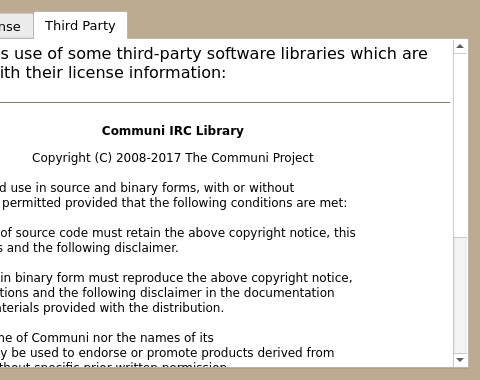
Mudlet/Mudlet, file src/ui/about_dialog.ui: the form before one commit; both pictures show x 446 to 926 and y 0 to 380 of the 926 by 380 pixel window.
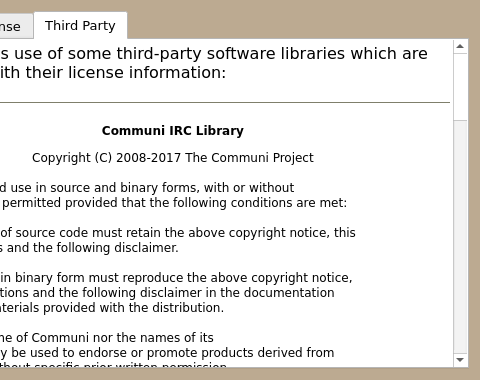
The form after the commit. The open tabs and pages were chosen to show the change. Icons and pictures are not drawn.

Commit message: Add Ubuntu Mono font licence

What changed in the file:
```diff
--- a/src/ui/about_dialog.ui
+++ b/src/ui/about_dialog.ui
@@ -977,7 +977,103 @@
 &lt;p style=&quot; margin-top:0px; margin-bottom:0px; margin-left:0px; margin-right:0px; -qt-block-indent:0; text-indent:0px;&quot;&gt;&lt;span style=&quot; font-size:9pt;&quot;&gt;CAUSED AND ON ANY THEORY OF LIABILITY, WHETHER IN CONTRACT, STRICT LIABILITY,&lt;/span&gt;&lt;/p&gt;
 &lt;p style=&quot; margin-top:0px; margin-bottom:0px; margin-left:0px; margin-right:0px; -qt-block-indent:0; text-indent:0px;&quot;&gt;&lt;span style=&quot; font-size:9pt;&quot;&gt;OR TORT (INCLUDING NEGLIGENCE OR OTHERWISE) ARISING IN ANY WAY OUT OF THE USE&lt;/span&gt;&lt;/p&gt;
 &lt;p style=&quot; margin-top:0px; margin-bottom:0px; margin-left:0px; margin-right:0px; -qt-block-indent:0; text-indent:0px;&quot;&gt;&lt;span style=&quot; font-size:9pt;&quot;&gt;OF THIS SOFTWARE, EVEN IF ADVISED OF THE POSSIBILITY OF SUCH DAMAGE.&lt;/span&gt;&lt;/p&gt;
-&lt;p style=&quot;-qt-paragraph-type:empty; margin-top:0px; margin-bottom:0px; margin-left:0px; margin-right:0px; -qt-block-indent:0; text-indent:0px; font-size:9pt;&quot;&gt;&lt;br /&gt;&lt;/p&gt;&lt;/td&gt;&lt;/tr&gt;&lt;/table&gt;&lt;/body&gt;&lt;/html&gt;</string>
+&lt;p style=&quot;-qt-paragraph-type:empty; margin-top:0px; margin-bottom:0px; margin-left:0px; margin-right:0px; -qt-block-indent:0; text-indent:0px; font-size:9pt;&quot;&gt;&lt;br /&gt;&lt;/p&gt;
+&lt;p align=&quot;center&quot; style=&quot; margin-top:0px; margin-bottom:0px; margin-left:0px; margin-right:0px; -qt-block-indent:0; text-indent:0px;&quot;&gt;&lt;span style=&quot; font-size:9pt;&quot;&gt;-------------------------------&lt;/span&gt;&lt;/p&gt;
+&lt;p align=&quot;center&quot; style=&quot; margin-top:0px; margin-bottom:0px; margin-left:0px; margin-right:0px; -qt-block-indent:0; text-indent:0px;&quot;&gt;&lt;span style=&quot; font-size:9pt; font-weight:600;&quot;&gt;UBUNTU FONT LICENCE Version 1.0&lt;/span&gt;&lt;/p&gt;
+&lt;p align=&quot;center&quot; style=&quot; margin-top:0px; margin-bottom:0px; margin-left:0px; margin-right:0px; -qt-block-indent:0; text-indent:0px;&quot;&gt;&lt;span style=&quot; font-size:9pt;&quot;&gt;-------------------------------&lt;/span&gt;&lt;/p&gt;
+&lt;p style=&quot;-qt-paragraph-type:empty; margin-top:0px; margin-bottom:0px; margin-left:0px; margin-right:0px; -qt-block-indent:0; text-indent:0px; font-size:9pt;&quot;&gt;&lt;br /&gt;&lt;/p&gt;
+&lt;p style=&quot; margin-top:0px; margin-bottom:0px; margin-left:0px; margin-right:0px; -qt-block-indent:0; text-indent:0px;&quot;&gt;&lt;span style=&quot; font-size:9pt;&quot;&gt;PREAMBLE&lt;/span&gt;&lt;/p&gt;
+&lt;p style=&quot; margin-top:0px; margin-bottom:0px; margin-left:0px; margin-right:0px; -qt-block-indent:0; text-indent:0px;&quot;&gt;&lt;span style=&quot; font-size:9pt;&quot;&gt;This licence allows the licensed fonts to be used, studied, modified and&lt;/span&gt;&lt;/p&gt;
+&lt;p style=&quot; margin-top:0px; margin-bottom:0px; margin-left:0px; margin-right:0px; -qt-block-indent:0; text-indent:0px;&quot;&gt;&lt;span style=&quot; font-size:9pt;&quot;&gt;redistributed freely. The fonts, including any derivative works, can be&lt;/span&gt;&lt;/p&gt;
+&lt;p style=&quot; margin-top:0px; margin-bottom:0px; margin-left:0px; margin-right:0px; -qt-block-indent:0; text-indent:0px;&quot;&gt;&lt;span style=&quot; font-size:9pt;&quot;&gt;bundled, embedded, and redistributed provided the terms of this licence&lt;/span&gt;&lt;/p&gt;
+&lt;p style=&quot; margin-top:0px; margin-bottom:0px; margin-left:0px; margin-right:0px; -qt-block-indent:0; text-indent:0px;&quot;&gt;&lt;span style=&quot; font-size:9pt;&quot;&gt;are met. The fonts and derivatives, however, cannot be released under&lt;/span&gt;&lt;/p&gt;
+&lt;p style=&quot; margin-top:0px; margin-bottom:0px; margin-left:0px; margin-right:0px; -qt-block-indent:0; text-indent:0px;&quot;&gt;&lt;span style=&quot; font-size:9pt;&quot;&gt;any other licence. The requirement for fonts to remain under this&lt;/span&gt;&lt;/p&gt;
+&lt;p style=&quot; margin-top:0px; margin-bottom:0px; margin-left:0px; margin-right:0px; -qt-block-indent:0; text-indent:0px;&quot;&gt;&lt;span style=&quot; font-size:9pt;&quot;&gt;licence does not require any document created using the fonts or their&lt;/span&gt;&lt;/p&gt;
+&lt;p style=&quot; margin-top:0px; margin-bottom:0px; margin-left:0px; margin-right:0px; -qt-block-indent:0; text-indent:0px;&quot;&gt;&lt;span style=&quot; font-size:9pt;&quot;&gt;derivatives to be published under this licence, as long as the primary&lt;/span&gt;&lt;/p&gt;
+&lt;p style=&quot; margin-top:0px; margin-bottom:0px; margin-left:0px; margin-right:0px; -qt-block-indent:0; text-indent:0px;&quot;&gt;&lt;span style=&quot; font-size:9pt;&quot;&gt;purpose of the document is not to be a vehicle for the distribution of&lt;/span&gt;&lt;/p&gt;
+&lt;p style=&quot; margin-top:0px; margin-bottom:0px; margin-left:0px; margin-right:0px; -qt-block-indent:0; text-indent:0px;&quot;&gt;&lt;span style=&quot; font-size:9pt;&quot;&gt;the fonts.&lt;/span&gt;&lt;/p&gt;
+&lt;p style=&quot;-qt-paragraph-type:empty; margin-top:0px; margin-bottom:0px; margin-left:0px; margin-right:0px; -qt-block-indent:0; text-indent:0px; font-size:9pt;&quot;&gt;&lt;br /&gt;&lt;/p&gt;
+&lt;p style=&quot; margin-top:0px; margin-bottom:0px; margin-left:0px; margin-right:0px; -qt-block-indent:0; text-indent:0px;&quot;&gt;&lt;span style=&quot; font-size:9pt;&quot;&gt;DEFINITIONS&lt;/span&gt;&lt;/p&gt;
+&lt;p style=&quot; margin-top:0px; margin-bottom:0px; margin-left:0px; margin-right:0px; -qt-block-indent:0; text-indent:0px;&quot;&gt;&lt;span style=&quot; font-size:9pt;&quot;&gt;&amp;quot;Font Software&amp;quot; refers to the set of files released by the Copyright&lt;/span&gt;&lt;/p&gt;
+&lt;p style=&quot; margin-top:0px; margin-bottom:0px; margin-left:0px; margin-right:0px; -qt-block-indent:0; text-indent:0px;&quot;&gt;&lt;span style=&quot; font-size:9pt;&quot;&gt;Holder(s) under this licence and clearly marked as such. This may&lt;/span&gt;&lt;/p&gt;
+&lt;p style=&quot; margin-top:0px; margin-bottom:0px; margin-left:0px; margin-right:0px; -qt-block-indent:0; text-indent:0px;&quot;&gt;&lt;span style=&quot; font-size:9pt;&quot;&gt;include source files, build scripts and documentation.&lt;/span&gt;&lt;/p&gt;
+&lt;p style=&quot;-qt-paragraph-type:empty; margin-top:0px; margin-bottom:0px; margin-left:0px; margin-right:0px; -qt-block-indent:0; text-indent:0px; font-size:9pt;&quot;&gt;&lt;br /&gt;&lt;/p&gt;
+&lt;p style=&quot; margin-top:0px; margin-bottom:0px; margin-left:0px; margin-right:0px; -qt-block-indent:0; text-indent:0px;&quot;&gt;&lt;span style=&quot; font-size:9pt;&quot;&gt;&amp;quot;Original Version&amp;quot; refers to the collection of Font Software components&lt;/span&gt;&lt;/p&gt;
+&lt;p style=&quot; margin-top:0px; margin-bottom:0px; margin-left:0px; margin-right:0px; -qt-block-indent:0; text-indent:0px;&quot;&gt;&lt;span style=&quot; font-size:9pt;&quot;&gt;as received under this licence.&lt;/span&gt;&lt;/p&gt;
+&lt;p style=&quot;-qt-paragraph-type:empty; margin-top:0px; margin-bottom:0px; margin-left:0px; margin-right:0px; -qt-block-indent:0; text-indent:0px; font-size:9pt;&quot;&gt;&lt;br /&gt;&lt;/p&gt;
+&lt;p style=&quot; margin-top:0px; margin-bottom:0px; margin-left:0px; margin-right:0px; -qt-block-indent:0; text-indent:0px;&quot;&gt;&lt;span style=&quot; font-size:9pt;&quot;&gt;&amp;quot;Modified Version&amp;quot; refers to any derivative made by adding to, deleting,&lt;/span&gt;&lt;/p&gt;
+&lt;p style=&quot; margin-top:0px; margin-bottom:0px; margin-left:0px; margin-right:0px; -qt-block-indent:0; text-indent:0px;&quot;&gt;&lt;span style=&quot; font-size:9pt;&quot;&gt;or substituting -- in part or in whole -- any of the components of the&lt;/span&gt;&lt;/p&gt;
+&lt;p style=&quot; margin-top:0px; margin-bottom:0px; margin-left:0px; margin-right:0px; -qt-block-indent:0; text-indent:0px;&quot;&gt;&lt;span style=&quot; font-size:9pt;&quot;&gt;Original Version, by changing formats or by porting the Font Software to&lt;/span&gt;&lt;/p&gt;
+&lt;p style=&quot; margin-top:0px; margin-bottom:0px; margin-left:0px; margin-right:0px; -qt-block-indent:0; text-indent:0px;&quot;&gt;&lt;span style=&quot; font-size:9pt;&quot;&gt;a new environment.&lt;/span&gt;&lt;/p&gt;
+&lt;p style=&quot;-qt-paragraph-type:empty; margin-top:0px; margin-bottom:0px; margin-left:0px; margin-right:0px; -qt-block-indent:0; text-indent:0px; font-size:9pt;&quot;&gt;&lt;br /&gt;&lt;/p&gt;
+&lt;p style=&quot; margin-top:0px; margin-bottom:0px; margin-left:0px; margin-right:0px; -qt-block-indent:0; text-indent:0px;&quot;&gt;&lt;span style=&quot; font-size:9pt;&quot;&gt;&amp;quot;Copyright Holder(s)&amp;quot; refers to all individuals and companies who have a&lt;/span&gt;&lt;/p&gt;
+&lt;p style=&quot; margin-top:0px; margin-bottom:0px; margin-left:0px; margin-right:0px; -qt-block-indent:0; text-indent:0px;&quot;&gt;&lt;span style=&quot; font-size:9pt;&quot;&gt;copyright ownership of the Font Software.&lt;/span&gt;&lt;/p&gt;
+&lt;p style=&quot;-qt-paragraph-type:empty; margin-top:0px; margin-bottom:0px; margin-left:0px; margin-right:0px; -qt-block-indent:0; text-indent:0px; font-size:9pt;&quot;&gt;&lt;br /&gt;&lt;/p&gt;
+&lt;p style=&quot; margin-top:0px; margin-bottom:0px; margin-left:0px; margin-right:0px; -qt-block-indent:0; text-indent:0px;&quot;&gt;&lt;span style=&quot; font-size:9pt;&quot;&gt;&amp;quot;Substantially Changed&amp;quot; refers to Modified Versions which can be easily&lt;/span&gt;&lt;/p&gt;
+&lt;p style=&quot; margin-top:0px; margin-bottom:0px; margin-left:0px; margin-right:0px; -qt-block-indent:0; text-indent:0px;&quot;&gt;&lt;span style=&quot; font-size:9pt;&quot;&gt;identified as dissimilar to the Font Software by users of the Font&lt;/span&gt;&lt;/p&gt;
+&lt;p style=&quot; margin-top:0px; margin-bottom:0px; margin-left:0px; margin-right:0px; -qt-block-indent:0; text-indent:0px;&quot;&gt;&lt;span style=&quot; font-size:9pt;&quot;&gt;Software comparing the Original Version with the Modified Version.&lt;/span&gt;&lt;/p&gt;
+&lt;p style=&quot;-qt-paragraph-type:empty; margin-top:0px; margin-bottom:0px; margin-left:0px; margin-right:0px; -qt-block-indent:0; text-indent:0px; font-size:9pt;&quot;&gt;&lt;br /&gt;&lt;/p&gt;
+&lt;p style=&quot; margin-top:0px; margin-bottom:0px; margin-left:0px; margin-right:0px; -qt-block-indent:0; text-indent:0px;&quot;&gt;&lt;span style=&quot; font-size:9pt;&quot;&gt;To &amp;quot;Propagate&amp;quot; a work means to do anything with it that, without&lt;/span&gt;&lt;/p&gt;
+&lt;p style=&quot; margin-top:0px; margin-bottom:0px; margin-left:0px; margin-right:0px; -qt-block-indent:0; text-indent:0px;&quot;&gt;&lt;span style=&quot; font-size:9pt;&quot;&gt;permission, would make you directly or secondarily liable for&lt;/span&gt;&lt;/p&gt;
+&lt;p style=&quot; margin-top:0px; margin-bottom:0px; margin-left:0px; margin-right:0px; -qt-block-indent:0; text-indent:0px;&quot;&gt;&lt;span style=&quot; font-size:9pt;&quot;&gt;infringement under applicable copyright law, except executing it on a&lt;/span&gt;&lt;/p&gt;
+&lt;p style=&quot; margin-top:0px; margin-bottom:0px; margin-left:0px; margin-right:0px; -qt-block-indent:0; text-indent:0px;&quot;&gt;&lt;span style=&quot; font-size:9pt;&quot;&gt;computer or modifying a private copy. Propagation includes copying,&lt;/span&gt;&lt;/p&gt;
+&lt;p style=&quot; margin-top:0px; margin-bottom:0px; margin-left:0px; margin-right:0px; -qt-block-indent:0; text-indent:0px;&quot;&gt;&lt;span style=&quot; font-size:9pt;&quot;&gt;distribution (with or without modification and with or without charging&lt;/span&gt;&lt;/p&gt;
+&lt;p style=&quot; margin-top:0px; margin-bottom:0px; margin-left:0px; margin-right:0px; -qt-block-indent:0; text-indent:0px;&quot;&gt;&lt;span style=&quot; font-size:9pt;&quot;&gt;a redistribution fee), making available to the public, and in some&lt;/span&gt;&lt;/p&gt;
+&lt;p style=&quot; margin-top:0px; margin-bottom:0px; margin-left:0px; margin-right:0px; -qt-block-indent:0; text-indent:0px;&quot;&gt;&lt;span style=&quot; font-size:9pt;&quot;&gt;countries other activities as well.&lt;/span&gt;&lt;/p&gt;
+&lt;p style=&quot;-qt-paragraph-type:empty; margin-top:0px; margin-bottom:0px; margin-left:0px; margin-right:0px; -qt-block-indent:0; text-indent:0px; font-size:9pt;&quot;&gt;&lt;br /&gt;&lt;/p&gt;
+&lt;p style=&quot; margin-top:0px; margin-bottom:0px; margin-left:0px; margin-right:0px; -qt-block-indent:0; text-indent:0px;&quot;&gt;&lt;span style=&quot; font-size:9pt;&quot;&gt;PERMISSION &amp;amp; CONDITIONS&lt;/span&gt;&lt;/p&gt;
+&lt;p style=&quot; margin-top:0px; margin-bottom:0px; margin-left:0px; margin-right:0px; -qt-block-indent:0; text-indent:0px;&quot;&gt;&lt;span style=&quot; font-size:9pt;&quot;&gt;This licence does not grant any rights under trademark law and all such&lt;/span&gt;&lt;/p&gt;
+&lt;p style=&quot; margin-top:0px; margin-bottom:0px; margin-left:0px; margin-right:0px; -qt-block-indent:0; text-indent:0px;&quot;&gt;&lt;span style=&quot; font-size:9pt;&quot;&gt;rights are reserved.&lt;/span&gt;&lt;/p&gt;
+&lt;p style=&quot;-qt-paragraph-type:empty; margin-top:0px; margin-bottom:0px; margin-left:0px; margin-right:0px; -qt-block-indent:0; text-indent:0px; font-size:9pt;&quot;&gt;&lt;br /&gt;&lt;/p&gt;
+&lt;p style=&quot; margin-top:0px; margin-bottom:0px; margin-left:0px; margin-right:0px; -qt-block-indent:0; text-indent:0px;&quot;&gt;&lt;span style=&quot; font-size:9pt;&quot;&gt;Permission is hereby granted, free of charge, to any person obtaining a&lt;/span&gt;&lt;/p&gt;
+&lt;p style=&quot; margin-top:0px; margin-bottom:0px; margin-left:0px; margin-right:0px; -qt-block-indent:0; text-indent:0px;&quot;&gt;&lt;span style=&quot; font-size:9pt;&quot;&gt;copy of the Font Software, to propagate the Font Software, subject to&lt;/span&gt;&lt;/p&gt;
+&lt;p style=&quot; margin-top:0px; margin-bottom:0px; margin-left:0px; margin-right:0px; -qt-block-indent:0; text-indent:0px;&quot;&gt;&lt;span style=&quot; font-size:9pt;&quot;&gt;the below conditions:&lt;/span&gt;&lt;/p&gt;
+&lt;p style=&quot;-qt-paragraph-type:empty; margin-top:0px; margin-bottom:0px; margin-left:0px; margin-right:0px; -qt-block-indent:0; text-indent:0px; font-size:9pt;&quot;&gt;&lt;br /&gt;&lt;/p&gt;
+&lt;p style=&quot; margin-top:0px; margin-bottom:0px; margin-left:0px; margin-right:0px; -qt-block-indent:0; text-indent:0px;&quot;&gt;&lt;span style=&quot; font-size:9pt;&quot;&gt;1) Each copy of the Font Software must contain the above copyright&lt;/span&gt;&lt;/p&gt;
+&lt;p style=&quot; margin-top:0px; margin-bottom:0px; margin-left:0px; margin-right:0px; -qt-block-indent:0; text-indent:0px;&quot;&gt;&lt;span style=&quot; font-size:9pt;&quot;&gt;notice and this licence. These can be included either as stand-alone&lt;/span&gt;&lt;/p&gt;
+&lt;p style=&quot; margin-top:0px; margin-bottom:0px; margin-left:0px; margin-right:0px; -qt-block-indent:0; text-indent:0px;&quot;&gt;&lt;span style=&quot; font-size:9pt;&quot;&gt;text files, human-readable headers or in the appropriate machine-&lt;/span&gt;&lt;/p&gt;
+&lt;p style=&quot; margin-top:0px; margin-bottom:0px; margin-left:0px; margin-right:0px; -qt-block-indent:0; text-indent:0px;&quot;&gt;&lt;span style=&quot; font-size:9pt;&quot;&gt;readable metadata fields within text or binary files as long as those&lt;/span&gt;&lt;/p&gt;
+&lt;p style=&quot; margin-top:0px; margin-bottom:0px; margin-left:0px; margin-right:0px; -qt-block-indent:0; text-indent:0px;&quot;&gt;&lt;span style=&quot; font-size:9pt;&quot;&gt;fields can be easily viewed by the user.&lt;/span&gt;&lt;/p&gt;
+&lt;p style=&quot;-qt-paragraph-type:empty; margin-top:0px; margin-bottom:0px; margin-left:0px; margin-right:0px; -qt-block-indent:0; text-indent:0px; font-size:9pt;&quot;&gt;&lt;br /&gt;&lt;/p&gt;
+&lt;p style=&quot; margin-top:0px; margin-bottom:0px; margin-left:0px; margin-right:0px; -qt-block-indent:0; text-indent:0px;&quot;&gt;&lt;span style=&quot; font-size:9pt;&quot;&gt;2) The font name complies with the following:&lt;/span&gt;&lt;/p&gt;
+&lt;p style=&quot; margin-top:0px; margin-bottom:0px; margin-left:0px; margin-right:0px; -qt-block-indent:0; text-indent:0px;&quot;&gt;&lt;span style=&quot; font-size:9pt;&quot;&gt;(a) The Original Version must retain its name, unmodified.&lt;/span&gt;&lt;/p&gt;
+&lt;p style=&quot; margin-top:0px; margin-bottom:0px; margin-left:0px; margin-right:0px; -qt-block-indent:0; text-indent:0px;&quot;&gt;&lt;span style=&quot; font-size:9pt;&quot;&gt;(b) Modified Versions which are Substantially Changed must be renamed to&lt;/span&gt;&lt;/p&gt;
+&lt;p style=&quot; margin-top:0px; margin-bottom:0px; margin-left:0px; margin-right:0px; -qt-block-indent:0; text-indent:0px;&quot;&gt;&lt;span style=&quot; font-size:9pt;&quot;&gt;avoid use of the name of the Original Version or similar names entirely.&lt;/span&gt;&lt;/p&gt;
+&lt;p style=&quot; margin-top:0px; margin-bottom:0px; margin-left:0px; margin-right:0px; -qt-block-indent:0; text-indent:0px;&quot;&gt;&lt;span style=&quot; font-size:9pt;&quot;&gt;(c) Modified Versions which are not Substantially Changed must be&lt;/span&gt;&lt;/p&gt;
+&lt;p style=&quot; margin-top:0px; margin-bottom:0px; margin-left:0px; margin-right:0px; -qt-block-indent:0; text-indent:0px;&quot;&gt;&lt;span style=&quot; font-size:9pt;&quot;&gt;renamed to both (i) retain the name of the Original Version and (ii) add&lt;/span&gt;&lt;/p&gt;
+&lt;p style=&quot; margin-top:0px; margin-bottom:0px; margin-left:0px; margin-right:0px; -qt-block-indent:0; text-indent:0px;&quot;&gt;&lt;span style=&quot; font-size:9pt;&quot;&gt;additional naming elements to distinguish the Modified Version from the&lt;/span&gt;&lt;/p&gt;
+&lt;p style=&quot; margin-top:0px; margin-bottom:0px; margin-left:0px; margin-right:0px; -qt-block-indent:0; text-indent:0px;&quot;&gt;&lt;span style=&quot; font-size:9pt;&quot;&gt;Original Version. The name of such Modified Versions must be the name of&lt;/span&gt;&lt;/p&gt;
+&lt;p style=&quot; margin-top:0px; margin-bottom:0px; margin-left:0px; margin-right:0px; -qt-block-indent:0; text-indent:0px;&quot;&gt;&lt;span style=&quot; font-size:9pt;&quot;&gt;the Original Version, with &amp;quot;derivative X&amp;quot; where X represents the name of&lt;/span&gt;&lt;/p&gt;
+&lt;p style=&quot; margin-top:0px; margin-bottom:0px; margin-left:0px; margin-right:0px; -qt-block-indent:0; text-indent:0px;&quot;&gt;&lt;span style=&quot; font-size:9pt;&quot;&gt;the new work, appended to that name.&lt;/span&gt;&lt;/p&gt;
+&lt;p style=&quot;-qt-paragraph-type:empty; margin-top:0px; margin-bottom:0px; margin-left:0px; margin-right:0px; -qt-block-indent:0; text-indent:0px; font-size:9pt;&quot;&gt;&lt;br /&gt;&lt;/p&gt;
+&lt;p style=&quot; margin-top:0px; margin-bottom:0px; margin-left:0px; margin-right:0px; -qt-block-indent:0; text-indent:0px;&quot;&gt;&lt;span style=&quot; font-size:9pt;&quot;&gt;3) The name(s) of the Copyright Holder(s) and any contributor to the&lt;/span&gt;&lt;/p&gt;
+&lt;p style=&quot; margin-top:0px; margin-bottom:0px; margin-left:0px; margin-right:0px; -qt-block-indent:0; text-indent:0px;&quot;&gt;&lt;span style=&quot; font-size:9pt;&quot;&gt;Font Software shall not be used to promote, endorse or advertise any&lt;/span&gt;&lt;/p&gt;
+&lt;p style=&quot; margin-top:0px; margin-bottom:0px; margin-left:0px; margin-right:0px; -qt-block-indent:0; text-indent:0px;&quot;&gt;&lt;span style=&quot; font-size:9pt;&quot;&gt;Modified Version, except (i) as required by this licence, (ii) to&lt;/span&gt;&lt;/p&gt;
+&lt;p style=&quot; margin-top:0px; margin-bottom:0px; margin-left:0px; margin-right:0px; -qt-block-indent:0; text-indent:0px;&quot;&gt;&lt;span style=&quot; font-size:9pt;&quot;&gt;acknowledge the contribution(s) of the Copyright Holder(s) or (iii) with&lt;/span&gt;&lt;/p&gt;
+&lt;p style=&quot; margin-top:0px; margin-bottom:0px; margin-left:0px; margin-right:0px; -qt-block-indent:0; text-indent:0px;&quot;&gt;&lt;span style=&quot; font-size:9pt;&quot;&gt;their explicit written permission.&lt;/span&gt;&lt;/p&gt;
+&lt;p style=&quot;-qt-paragraph-type:empty; margin-top:0px; margin-bottom:0px; margin-left:0px; margin-right:0px; -qt-block-indent:0; text-indent:0px; font-size:9pt;&quot;&gt;&lt;br /&gt;&lt;/p&gt;
+&lt;p style=&quot; margin-top:0px; margin-bottom:0px; margin-left:0px; margin-right:0px; -qt-block-indent:0; text-indent:0px;&quot;&gt;&lt;span style=&quot; font-size:9pt;&quot;&gt;4) The Font Software, modified or unmodified, in part or in whole, must&lt;/span&gt;&lt;/p&gt;
+&lt;p style=&quot; margin-top:0px; margin-bottom:0px; margin-left:0px; margin-right:0px; -qt-block-indent:0; text-indent:0px;&quot;&gt;&lt;span style=&quot; font-size:9pt;&quot;&gt;be distributed entirely under this licence, and must not be distributed&lt;/span&gt;&lt;/p&gt;
+&lt;p style=&quot; margin-top:0px; margin-bottom:0px; margin-left:0px; margin-right:0px; -qt-block-indent:0; text-indent:0px;&quot;&gt;&lt;span style=&quot; font-size:9pt;&quot;&gt;under any other licence. The requirement for fonts to remain under this&lt;/span&gt;&lt;/p&gt;
+&lt;p style=&quot; margin-top:0px; margin-bottom:0px; margin-left:0px; margin-right:0px; -qt-block-indent:0; text-indent:0px;&quot;&gt;&lt;span style=&quot; font-size:9pt;&quot;&gt;licence does not affect any document created using the Font Software,&lt;/span&gt;&lt;/p&gt;
+&lt;p style=&quot; margin-top:0px; margin-bottom:0px; margin-left:0px; margin-right:0px; -qt-block-indent:0; text-indent:0px;&quot;&gt;&lt;span style=&quot; font-size:9pt;&quot;&gt;except any version of the Font Software extracted from a document&lt;/span&gt;&lt;/p&gt;
+&lt;p style=&quot; margin-top:0px; margin-bottom:0px; margin-left:0px; margin-right:0px; -qt-block-indent:0; text-indent:0px;&quot;&gt;&lt;span style=&quot; font-size:9pt;&quot;&gt;created using the Font Software may only be distributed under this&lt;/span&gt;&lt;/p&gt;
+&lt;p style=&quot; margin-top:0px; margin-bottom:0px; margin-left:0px; margin-right:0px; -qt-block-indent:0; text-indent:0px;&quot;&gt;&lt;span style=&quot; font-size:9pt;&quot;&gt;licence.&lt;/span&gt;&lt;/p&gt;
+&lt;p style=&quot;-qt-paragraph-type:empty; margin-top:0px; margin-bottom:0px; margin-left:0px; margin-right:0px; -qt-block-indent:0; text-indent:0px; font-size:9pt;&quot;&gt;&lt;br /&gt;&lt;/p&gt;
+&lt;p style=&quot; margin-top:0px; margin-bottom:0px; margin-left:0px; margin-right:0px; -qt-block-indent:0; text-indent:0px;&quot;&gt;&lt;span style=&quot; font-size:9pt;&quot;&gt;TERMINATION&lt;/span&gt;&lt;/p&gt;
+&lt;p style=&quot; margin-top:0px; margin-bottom:0px; margin-left:0px; margin-right:0px; -qt-block-indent:0; text-indent:0px;&quot;&gt;&lt;span style=&quot; font-size:9pt;&quot;&gt;This licence becomes null and void if any of the above conditions are&lt;/span&gt;&lt;/p&gt;
+&lt;p style=&quot; margin-top:0px; margin-bottom:0px; margin-left:0px; margin-right:0px; -qt-block-indent:0; text-indent:0px;&quot;&gt;&lt;span style=&quot; font-size:9pt;&quot;&gt;not met.&lt;/span&gt;&lt;/p&gt;
+&lt;p style=&quot;-qt-paragraph-type:empty; margin-top:0px; margin-bottom:0px; margin-left:0px; margin-right:0px; -qt-block-indent:0; text-indent:0px; font-size:9pt;&quot;&gt;&lt;br /&gt;&lt;/p&gt;
+&lt;p style=&quot; margin-top:0px; margin-bottom:0px; margin-left:0px; margin-right:0px; -qt-block-indent:0; text-indent:0px;&quot;&gt;&lt;span style=&quot; font-size:9pt;&quot;&gt;DISCLAIMER&lt;/span&gt;&lt;/p&gt;
+&lt;p style=&quot; margin-top:0px; margin-bottom:0px; margin-left:0px; margin-right:0px; -qt-block-indent:0; text-indent:0px;&quot;&gt;&lt;span style=&quot; font-size:9pt;&quot;&gt;THE FONT SOFTWARE IS PROVIDED &amp;quot;AS IS&amp;quot;, WITHOUT WARRANTY OF ANY KIND,&lt;/span&gt;&lt;/p&gt;
+&lt;p style=&quot; margin-top:0px; margin-bottom:0px; margin-left:0px; margin-right:0px; -qt-block-indent:0; text-indent:0px;&quot;&gt;&lt;span style=&quot; font-size:9pt;&quot;&gt;EXPRESS OR IMPLIED, INCLUDING BUT NOT LIMITED TO ANY WARRANTIES OF&lt;/span&gt;&lt;/p&gt;
+&lt;p style=&quot; margin-top:0px; margin-bottom:0px; margin-left:0px; margin-right:0px; -qt-block-indent:0; text-indent:0px;&quot;&gt;&lt;span style=&quot; font-size:9pt;&quot;&gt;MERCHANTABILITY, FITNESS FOR A PARTICULAR PURPOSE AND NONINFRINGEMENT OF&lt;/span&gt;&lt;/p&gt;
+&lt;p style=&quot; margin-top:0px; margin-bottom:0px; margin-left:0px; margin-right:0px; -qt-block-indent:0; text-indent:0px;&quot;&gt;&lt;span style=&quot; font-size:9pt;&quot;&gt;COPYRIGHT, PATENT, TRADEMARK, OR OTHER RIGHT. IN NO EVENT SHALL THE&lt;/span&gt;&lt;/p&gt;
+&lt;p style=&quot; margin-top:0px; margin-bottom:0px; margin-left:0px; margin-right:0px; -qt-block-indent:0; text-indent:0px;&quot;&gt;&lt;span style=&quot; font-size:9pt;&quot;&gt;COPYRIGHT HOLDER BE LIABLE FOR ANY CLAIM, DAMAGES OR OTHER LIABILITY,&lt;/span&gt;&lt;/p&gt;
+&lt;p style=&quot; margin-top:0px; margin-bottom:0px; margin-left:0px; margin-right:0px; -qt-block-indent:0; text-indent:0px;&quot;&gt;&lt;span style=&quot; font-size:9pt;&quot;&gt;INCLUDING ANY GENERAL, SPECIAL, INDIRECT, INCIDENTAL, OR CONSEQUENTIAL&lt;/span&gt;&lt;/p&gt;
+&lt;p style=&quot; margin-top:0px; margin-bottom:0px; margin-left:0px; margin-right:0px; -qt-block-indent:0; text-indent:0px;&quot;&gt;&lt;span style=&quot; font-size:9pt;&quot;&gt;DAMAGES, WHETHER IN AN ACTION OF CONTRACT, TORT OR OTHERWISE, ARISING&lt;/span&gt;&lt;/p&gt;
+&lt;p style=&quot; margin-top:0px; margin-bottom:0px; margin-left:0px; margin-right:0px; -qt-block-indent:0; text-indent:0px;&quot;&gt;&lt;span style=&quot; font-size:9pt;&quot;&gt;FROM, OUT OF THE USE OR INABILITY TO USE THE FONT SOFTWARE OR FROM OTHER&lt;/span&gt;&lt;/p&gt;
+&lt;p style=&quot; margin-top:0px; margin-bottom:0px; margin-left:0px; margin-right:0px; -qt-block-indent:0; text-indent:0px;&quot;&gt;&lt;span style=&quot; font-size:9pt;&quot;&gt;DEALINGS IN THE FONT SOFTWARE.&lt;/span&gt;&lt;/p&gt;&lt;/td&gt;&lt;/tr&gt;&lt;/table&gt;&lt;/body&gt;&lt;/html&gt;</string>
          </property>
          <property name="textInteractionFlags">
           <set>Qt::TextBrowserInteraction</set>
```
Left out of the diff: 3 changed lines with no effect on the pictures.
